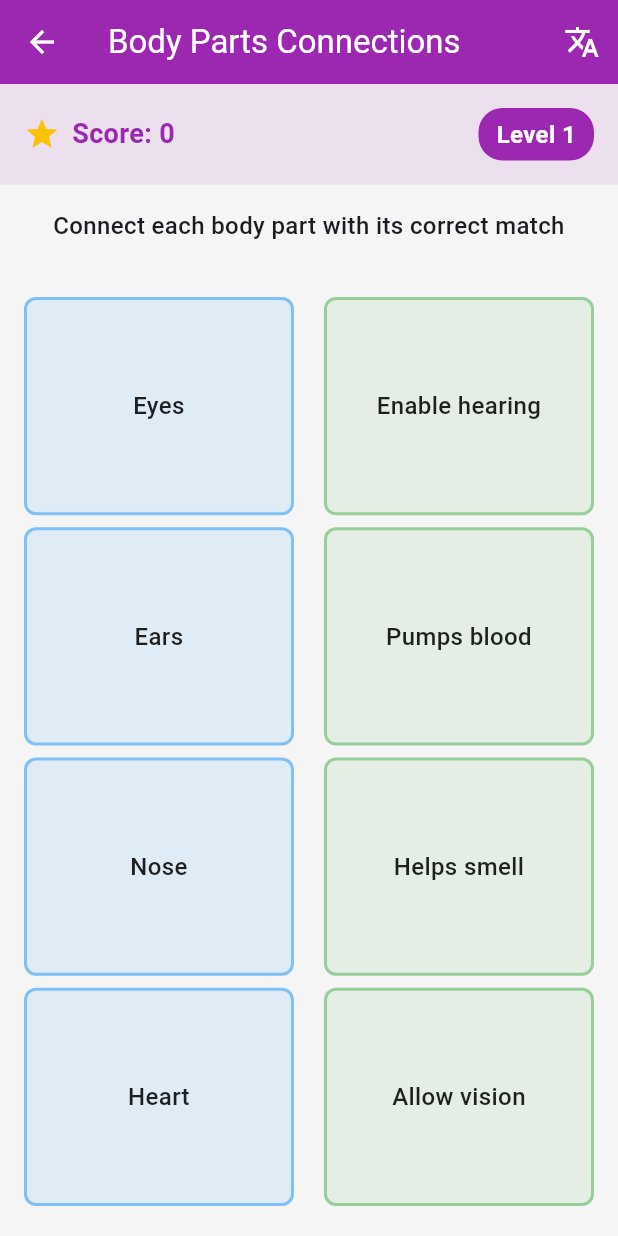
After one commit to rahus12/BioAppDR, a Flutter app: the BodyPartsConnections screen opened by its route, on a phone screen of 412 x 824 dp. The commit adds this screen. Run offline on Flutter 3.47's test engine with Material 3 defaults, Android fonts, the light colour scheme and no system bars; our stand-ins replace flutter_tts.

Commit message:
match the following game

```diff
--- a/lib/main.dart
+++ b/lib/main.dart
@@ -7,6 +7,7 @@ import 'package:bioappdr/pages/face_lesson.dart';
 import 'package:bioappdr/pages/word_scramble_game.dart';
 import 'package:bioappdr/pages/memory_game.dart';
 import 'package:bioappdr/pages/FaceQuizGame.dart';
+import 'package:bioappdr/pages/BodyPartsConnections.dart';
 import 'DragDrop.dart';
 
 
@@ -22,6 +23,7 @@ void main() {
       '/dragdrop': (context) => const DragDrop(),
        "/wordscramble": (context) => const WordScrambleGameV2(),
       "/facequizgame": (context) => const FaceQuizGame(),
+      "/bodypartsconnections": (context) => const BodyPartsConnections(),
     },
   ));
 }
--- /dev/null
+++ b/lib/pages/BodyPartsConnections.dart
@@ -0,0 +1,551 @@
+import 'dart:math';
+import 'package:flutter/material.dart';
+import 'package:flutter_tts/flutter_tts.dart';
+
+class BodyPartsConnections extends StatefulWidget {
+  const BodyPartsConnections({Key? key}) : super(key: key);
+
+  @override
+  _BodyPartsConnectionsState createState() => _BodyPartsConnectionsState();
+}
+
+class _BodyPartsConnectionsState extends State<BodyPartsConnections> with TickerProviderStateMixin {
+  final FlutterTts _flutterTts = FlutterTts();
+  bool _isSpanish = false;
+  int _score = 0;
+  int _level = 1;
+  bool _showFeedback = false;
+  bool _isCorrect = false;
+  String _feedbackMessage = '';
+  bool _gameOver = false;
+
+  // Animation controllers
+  late AnimationController _bounceController;
+  late Animation<double> _bounceAnim;
+  late AnimationController _shakeController;
+  late Animation<double> _shakeAnim;
+
+  // Selected items
+  int? _selectedLeftIndex;
+  int? _selectedRightIndex;
+
+  // Track completed pairs
+  List<bool> _leftCompleted = [];
+  List<bool> _rightCompleted = [];
+
+  // Game data
+  List _levels = [];
+  late List<Map<String, dynamic>> _currentLevel;
+  late List<int> _leftOrder;
+  late List<int> _rightOrder;
+
+  @override
+  void initState() {
+    super.initState();
+    _setupLevels();
+    _initAnimations();
+    _setupCurrentLevel();
+  }
+
+  void _setupLevels() {
+    _levels = [
+      // Level 1 - Matching body parts with their functions
+      [
+        {'left_en': 'Eyes', 'left_es': 'Ojos', 'right_en': 'Allow vision', 'right_es': 'Permiten ver'},
+        {'left_en': 'Ears', 'left_es': 'Oídos', 'right_en': 'Enable hearing', 'right_es': 'Permiten oír'},
+        {'left_en': 'Nose', 'left_es': 'Nariz', 'right_en': 'Helps smell', 'right_es': 'Ayuda a oler'},
+        {'left_en': 'Heart', 'left_es': 'Corazón', 'right_en': 'Pumps blood', 'right_es': 'Bombea sangre'},
+      ],
+      // Level 2 - Matching body systems
+      [
+        {'left_en': 'Brain', 'left_es': 'Cerebro', 'right_en': 'Nervous system', 'right_es': 'Sistema nervioso'},
+        {'left_en': 'Lungs', 'left_es': 'Pulmones', 'right_en': 'Respiratory system', 'right_es': 'Sistema respiratorio'},
+        {'left_en': 'Stomach', 'left_es': 'Estómago', 'right_en': 'Digestive system', 'right_es': 'Sistema digestivo'},
+        {'left_en': 'Heart', 'left_es': 'Corazón', 'right_en': 'Circulatory system', 'right_es': 'Sistema circulatorio'},
+        {'left_en': 'Kidneys', 'left_es': 'Riñones', 'right_en': 'Excretory system', 'right_es': 'Sistema excretor'},
+      ],
+      // Level 3 - Matching body parts with locations
+      [
+        {'left_en': 'Brain', 'left_es': 'Cerebro', 'right_en': 'In the skull', 'right_es': 'En el cráneo'},
+        {'left_en': 'Liver', 'left_es': 'Hígado', 'right_en': 'Upper right abdomen', 'right_es': 'Abdomen superior derecho'},
+        {'left_en': 'Kidneys', 'left_es': 'Riñones', 'right_en': 'Lower back', 'right_es': 'Espalda baja'},
+        {'left_en': 'Lungs', 'left_es': 'Pulmones', 'right_en': 'Chest cavity', 'right_es': 'Cavidad torácica'},
+        {'left_en': 'Heart', 'left_es': 'Corazón', 'right_en': 'Center of chest', 'right_es': 'Centro del pecho'},
+        {'left_en': 'Stomach', 'left_es': 'Estómago', 'right_en': 'Upper abdomen', 'right_es': 'Abdomen superior'},
+      ],
+    ];
+  }
+
+  void _initAnimations() {
+    _bounceController = AnimationController(
+      vsync: this,
+      duration: const Duration(milliseconds: 500),
+    );
+    _bounceAnim = Tween<double>(begin: 0, end: 10).animate(
+      CurvedAnimation(parent: _bounceController, curve: Curves.elasticIn),
+    );
+
+    _shakeController = AnimationController(
+      vsync: this,
+      duration: const Duration(milliseconds: 400),
+    );
+    _shakeAnim = Tween<double>(begin: 0, end: 1).animate(
+      CurvedAnimation(parent: _shakeController, curve: Curves.easeInOut),
+    );
+  }
+
+  void _setupCurrentLevel() {
+    setState(() {
+      _gameOver = false;
+      _showFeedback = false;
+      _selectedLeftIndex = null;
+      _selectedRightIndex = null;
+
+      // Get current level data (clamped to available levels)
+      int levelIndex = min(_level - 1, _levels.length - 1);
+      _currentLevel = List.from(_levels[levelIndex] as Iterable);
+
+      // Reset completed tracking
+      _leftCompleted = List.generate(_currentLevel.length, (_) => false);
+      _rightCompleted = List.generate(_currentLevel.length, (_) => false);
+
+      // Randomize order of right-side items
+      _leftOrder = List.generate(_currentLevel.length, (index) => index);
+      _rightOrder = List.generate(_currentLevel.length, (index) => index);
+      _rightOrder.shuffle();
+    });
+  }
+
+  // Handle selection of a left item
+  void _selectLeft(int index) {
+    if (_leftCompleted[index]) return;
+
+    setState(() {
+      // If already selected, deselect
+      if (_selectedLeftIndex == index) {
+        _selectedLeftIndex = null;
+      } else {
+        _selectedLeftIndex = index;
+        _bounceController.forward(from: 0);
+
+        // Check if we have a pair selected
+        if (_selectedRightIndex != null) {
+          _checkMatch();
+        }
+      }
+    });
+  }
+
+  // Handle selection of a right item
+  void _selectRight(int index) {
+    if (_rightCompleted[_rightOrder[index]]) return;
+
+    setState(() {
+      // If already selected, deselect
+      if (_selectedRightIndex == index) {
+        _selectedRightIndex = null;
+      } else {
+        _selectedRightIndex = index;
+        _bounceController.forward(from: 0);
+
+        // Check if we have a pair selected
+        if (_selectedLeftIndex != null) {
+          _checkMatch();
+        }
+      }
+    });
+  }
+
+  // Check if selected pair matches
+  void _checkMatch() {
+    if (_selectedLeftIndex == null || _selectedRightIndex == null) return;
+
+    final leftIndex = _selectedLeftIndex!;
+    final rightValue = _rightOrder[_selectedRightIndex!];
+
+    final isMatch = leftIndex == rightValue;
+
+    setState(() {
+      _showFeedback = true;
+      _isCorrect = isMatch;
+
+      if (isMatch) {
+        // Correct match
+        _score += 10;
+        _leftCompleted[leftIndex] = true;
+        _rightCompleted[rightValue] = true;
+        _feedbackMessage = _isSpanish ? '¡Correcto!' : 'Correct!';
+
+        // Check if level completed
+        if (_leftCompleted.every((complete) => complete)) {
+          if (_level >= _levels.length) {
+            // Game completed
+            _gameOver = true;
+            _feedbackMessage = _isSpanish ? '¡Juego completado!' : 'Game completed!';
+          } else {
+            _feedbackMessage = _isSpanish ? '¡Nivel completado!' : 'Level completed!';
+            Future.delayed(const Duration(seconds: 2), () {
+              setState(() {
+                _level++;
+                _setupCurrentLevel();
+              });
+            });
+          }
+        } else {
+          // Continue with next pair
+          Future.delayed(const Duration(milliseconds: 800), () {
+            setState(() {
+              _showFeedback = false;
+              _selectedLeftIndex = null;
+              _selectedRightIndex = null;
+            });
+          });
+        }
+      } else {
+        // Incorrect match
+        _feedbackMessage = _isSpanish ? 'Incorrecto, intenta de nuevo' : 'Incorrect, try again';
+        _shakeController.forward(from: 0);
+
+        // Reset selection after delay
+        Future.delayed(const Duration(milliseconds: 800), () {
+          setState(() {
+            _showFeedback = false;
+            _selectedLeftIndex = null;
+            _selectedRightIndex = null;
+          });
+        });
+      }
+    });
+  }
+
+  void _toggleLanguage() {
+    setState(() => _isSpanish = !_isSpanish);
+  }
+
+  void _speakText(String text) async {
+    await _flutterTts.setLanguage(_isSpanish ? 'es-ES' : 'en-US');
+    await _flutterTts.speak(text);
+  }
+
+  void _restartGame() {
+    setState(() {
+      _score = 0;
+      _level = 1;
+      _gameOver = false;
+      _setupCurrentLevel();
+    });
+  }
+
+  @override
+  void dispose() {
+    _bounceController.dispose();
+    _shakeController.dispose();
+    _flutterTts.stop();
+    super.dispose();
+  }
+
+  @override
+  Widget build(BuildContext context) {
+    return Scaffold(
+      appBar: AppBar(
+        title: Text(_isSpanish ? 'Conexiones del Cuerpo' : 'Body Parts Connections'),
+        backgroundColor: Colors.purple,
+        foregroundColor: Colors.white,
+        actions: [
+          IconButton(
+            icon: const Icon(Icons.translate),
+            onPressed: _toggleLanguage,
+          ),
+        ],
+      ),
+      body: Container(
+        color: const Color(0xFFF5F5F5),
+        child: Column(
+          children: [
+            // Score and level indicator
+            Container(
+              padding: const EdgeInsets.all(16),
+              color: Colors.purple.withOpacity(0.1),
+              child: Row(
+                mainAxisAlignment: MainAxisAlignment.spaceBetween,
+                children: [
+                  // Score display
+                  Row(
+                    children: [
+                      const Icon(Icons.star, color: Colors.amber),
+                      const SizedBox(width: 8),
+                      Text(
+                        '${_isSpanish ? 'Puntuación' : 'Score'}: $_score',
+                        style: const TextStyle(
+                          fontSize: 18,
+                          fontWeight: FontWeight.bold,
+                          color: Colors.purple,
+                        ),
+                      ),
+                    ],
+                  ),
+                  // Level indicator
+                  Container(
+                    padding: const EdgeInsets.symmetric(horizontal: 12, vertical: 6),
+                    decoration: BoxDecoration(
+                      color: Colors.purple,
+                      borderRadius: BorderRadius.circular(16),
+                    ),
+                    child: Text(
+                      '${_isSpanish ? 'Nivel' : 'Level'} $_level',
+                      style: const TextStyle(
+                        fontSize: 16,
+                        fontWeight: FontWeight.bold,
+                        color: Colors.white,
+                      ),
+                    ),
+                  ),
+                ],
+              ),
+            ),
+
+            // Game over message
+            if (_gameOver)
+              Expanded(
+                child: Center(
+                  child: Column(
+                    mainAxisAlignment: MainAxisAlignment.center,
+                    children: [
+                      Text(
+                        _isSpanish ? '¡Felicidades!' : 'Congratulations!',
+                        style: const TextStyle(
+                          fontSize: 28,
+                          fontWeight: FontWeight.bold,
+                          color: Colors.purple,
+                        ),
+                      ),
+                      const SizedBox(height: 12),
+                      Text(
+                        _isSpanish
+                            ? '¡Has completado todos los niveles!'
+                            : 'You have completed all levels!',
+                        style: const TextStyle(fontSize: 18),
+                      ),
+                      const SizedBox(height: 8),
+                      Text(
+                        '${_isSpanish ? 'Puntuación final' : 'Final score'}: $_score',
+                        style: const TextStyle(
+                          fontSize: 20,
+                          fontWeight: FontWeight.bold,
+                        ),
+                      ),
+                      const SizedBox(height: 32),
+                      ElevatedButton(
+                        onPressed: _restartGame,
+                        style: ElevatedButton.styleFrom(
+                          backgroundColor: Colors.purple,
+                          foregroundColor: Colors.white,
+                          padding: const EdgeInsets.symmetric(
+                            horizontal: 32,
+                            vertical: 16,
+                          ),
+                        ),
+                        child: Text(
+                          _isSpanish ? 'Jugar de nuevo' : 'Play Again',
+                          style: const TextStyle(fontSize: 18),
+                        ),
+                      ),
+                    ],
+                  ),
+                ),
+              )
+            else
+              Expanded(
+                child: Column(
+                  children: [
+                    // Instructions
+                    Padding(
+                      padding: const EdgeInsets.all(16),
+                      child: Text(
+                        _isSpanish
+                            ? 'Conecta cada parte del cuerpo con su pareja correcta'
+                            : 'Connect each body part with its correct match',
+                        style: const TextStyle(
+                          fontSize: 16,
+                          fontWeight: FontWeight.w500,
+                        ),
+                        textAlign: TextAlign.center,
+                      ),
+                    ),
+
+                    // Feedback message
+                    if (_showFeedback)
+                      Container(
+                        margin: const EdgeInsets.symmetric(vertical: 8, horizontal: 16),
+                        padding: const EdgeInsets.all(12),
+                        decoration: BoxDecoration(
+                          color: _isCorrect
+                              ? Colors.green.withOpacity(0.2)
+                              : Colors.red.withOpacity(0.2),
+                          borderRadius: BorderRadius.circular(12),
+                          border: Border.all(
+                            color: _isCorrect ? Colors.green : Colors.red,
+                            width: 2,
+                          ),
+                        ),
+                        child: Row(
+                          mainAxisAlignment: MainAxisAlignment.center,
+                          children: [
+                            Icon(
+                              _isCorrect ? Icons.check_circle : Icons.cancel,
+                              color: _isCorrect ? Colors.green : Colors.red,
+                            ),
+                            const SizedBox(width: 8),
+                            Text(
+                              _feedbackMessage,
+                              style: TextStyle(
+                                fontSize: 16,
+                                fontWeight: FontWeight.bold,
+                                color: _isCorrect ? Colors.green : Colors.red,
+                              ),
+                            ),
+                          ],
+                        ),
+                      ),
+
+                    // Game board
+                    Expanded(
+                      child: Padding(
+                        padding: const EdgeInsets.all(16),
+                        child: Row(
+                          children: [
+                            // Left column
+                            Expanded(
+                              child: Column(
+                                children: List.generate(
+                                  _currentLevel.length,
+                                      (index) => _buildCardItem(
+                                    index,
+                                    true,
+                                    _leftOrder[index],
+                                    _leftCompleted[index],
+                                    _selectedLeftIndex == index,
+                                  ),
+                                ),
+                              ),
+                            ),
+
+                            // Connection lines
+                            const SizedBox(width: 20),
+
+                            // Right column
+                            Expanded(
+                              child: Column(
+                                children: List.generate(
+                                  _currentLevel.length,
+                                      (index) => _buildCardItem(
+                                    index,
+                                    false,
+                                    _rightOrder[index],
+                                    _rightCompleted[_rightOrder[index]],
+                                    _selectedRightIndex == index,
+                                  ),
+                                ),
+                              ),
+                            ),
+                          ],
+                        ),
+                      ),
+                    ),
+                  ],
+                ),
+              ),
+          ],
+        ),
+      ),
+    );
+  }
+
+  Widget _buildCardItem(int index, bool isLeft, int valueIndex, bool completed, bool selected) {
+    // Get correct data based on language and side
+    final String text = _isSpanish
+        ? (isLeft
+        ? _currentLevel[valueIndex]['left_es']
+        : _currentLevel[valueIndex]['right_es'])
+        : (isLeft
+        ? _currentLevel[valueIndex]['left_en']
+        : _currentLevel[valueIndex]['right_en']);
+
+    // Determine colors and styles
+    final Color baseColor = isLeft ? Colors.blue : Colors.green;
+    final Color bgColor = completed
+        ? Colors.grey.withOpacity(0.3)
+        : selected
+        ? baseColor.withOpacity(0.3)
+        : baseColor.withOpacity(0.1);
+    final Color borderColor = completed
+        ? Colors.grey
+        : selected
+        ? baseColor
+        : baseColor.withOpacity(0.5);
+
+    Widget card = Expanded(
+      child: GestureDetector(
+        onTap: () {
+          if (!completed) {
+            if (isLeft) {
+              _selectLeft(index);
+            } else {
+              _selectRight(index);
+            }
+          }
+
+          // Speak the text when tapped
+          _speakText(text);
+        },
+        child: AnimatedBuilder(
+          animation: selected ? _bounceAnim : const AlwaysStoppedAnimation(0),
+          builder: (context, child) {
+            double offset = 0;
+            if (selected) {
+              offset = sin(_bounceController.value * 3 * 3.14159) * 5;
+            } else if (!completed && _shakeController.isAnimating && ((isLeft && _selectedLeftIndex == index) || (!isLeft && _selectedRightIndex == index))) {
+              offset = sin(_shakeController.value * 10 * 3.14159) * 8;
+            }
+
+            return Transform.translate(
+              offset: Offset(isLeft ? offset : -offset, 0),
+              child: child,
+            );
+          },
+          child: Container(
+            margin: const EdgeInsets.symmetric(vertical: 4),
+            padding: const EdgeInsets.symmetric(horizontal: 12, vertical: 8),
+            decoration: BoxDecoration(
+              color: bgColor,
+              borderRadius: BorderRadius.circular(8),
+              border: Border.all(color: borderColor, width: 2),
+              boxShadow: [
+                if (selected)
+                  BoxShadow(
+                    color: baseColor.withOpacity(0.3),
+                    blurRadius: 8,
+                    spreadRadius: 1,
+                  ),
+              ],
+            ),
+            child: Center(
+              child: Text(
+                text,
+                style: TextStyle(
+                  fontSize: 16,
+                  fontWeight: FontWeight.w500,
+                  color: completed ? Colors.grey : Colors.black87,
+                  decoration: completed ? TextDecoration.lineThrough : null,
+                ),
+                textAlign: TextAlign.center,
+              ),
+            ),
+          ),
+        ),
+      ),
+    );
+
+    return card;
+  }
+}
```
Also changed, not shown: lib/pages/Home.dart (+7 -0 lines), 4 other files.
